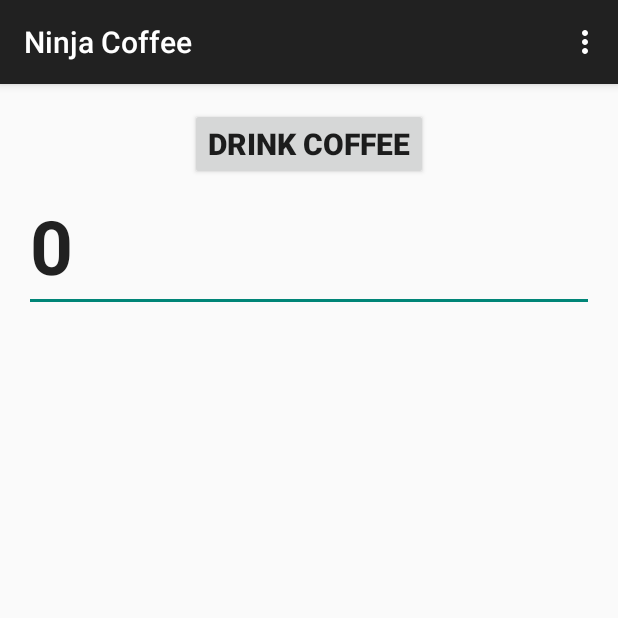
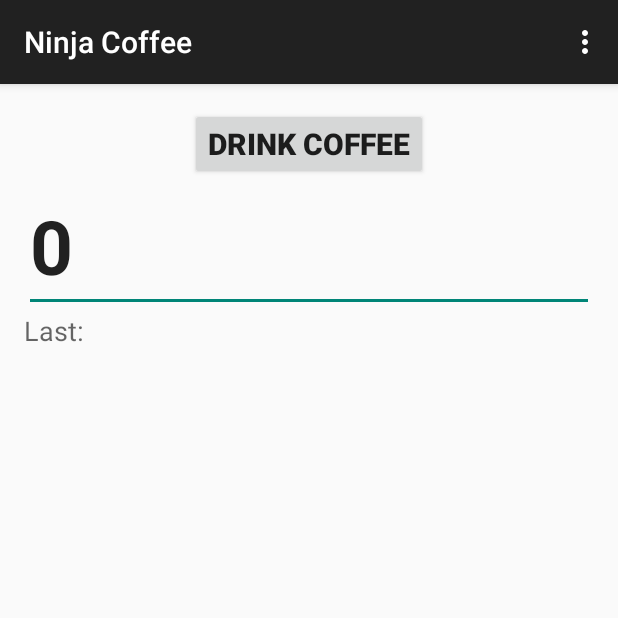
Before and after one commit to Ethon/Ninja-Coffee, an Android app: the screen it shows after launch (MainActivity), on a phone screen of 412 x 824 dp, the top half of it. Run offline under Robolectric (Android 15) with nearby library versions, the phone set to English and light mode, and no system bars.

Commit message:
#2: Added last change text field

```diff
--- a/app/src/main/java/ninja/wooo/ninjacoffee/MainActivity.java
+++ b/app/src/main/java/ninja/wooo/ninjacoffee/MainActivity.java
@@ -10,12 +10,24 @@ import android.view.Menu;
 import android.view.MenuItem;
 import android.view.View;
 import android.widget.EditText;
+import android.widget.TextView;
+
+import java.text.DateFormat;
+import java.text.SimpleDateFormat;
+import java.util.Date;
 
 
 public class MainActivity extends ActionBarActivity {
 
+    public static final String PREF_LAST_COFFEE_CHANGE = "lastCoffeeChange";
+    public static final String PREF_COFFEE_COUNT = "coffeeCount";
+
     private SharedPreferences sharedPreferences;
     private EditText editText;
+    private TextView lastChangeText;
+    // TODO: I've tried DateFormat.getDateTimeInstance(DateFormat.SHORT, DateFormat.SHORT) however this will always display the AM/PM in my emulator...
+    // So for now I simply formatted it this way:
+    private DateFormat lastChangeFormat = new SimpleDateFormat("yyyy.MM.dd HH:mm");
 
     @Override
     protected void onCreate(Bundle savedInstanceState) {
@@ -24,8 +36,15 @@ public class MainActivity extends ActionBarActivity {
 
         sharedPreferences = this.getSharedPreferences(getString(R.string.coffee_credit), Context.MODE_PRIVATE);
         editText = (EditText) findViewById(R.id.coffeeCreditField);
+        lastChangeText = (TextView) findViewById(R.id.lastChangeField);
 
-        editText.setText(sharedPreferences.getString("coffeeCount", "0"));
+
+        editText.setText(sharedPreferences.getString(PREF_COFFEE_COUNT, "0"));
+
+        Long lastCoffeeChange = sharedPreferences.getLong(PREF_LAST_COFFEE_CHANGE, 0L);
+        if (lastCoffeeChange != 0L) {
+            lastChangeText.setText(lastChangeFormat.format(new Date(lastCoffeeChange)));
+        }
 
         editText.addTextChangedListener(new TextWatcher() {
             @Override
@@ -39,12 +58,15 @@ public class MainActivity extends ActionBarActivity {
             @Override
             public void afterTextChanged(Editable s) {
                 SharedPreferences.Editor editor = sharedPreferences.edit();
-                if(!s.toString().trim().isEmpty()) {
-                    editor.putString("coffeeCount", s.toString());
+                if (!s.toString().trim().isEmpty()) {
+                    editor.putString(PREF_COFFEE_COUNT, s.toString());
                 } else {
-                    editor.putString("coffeeCount", "0");
+                    editor.putString(PREF_COFFEE_COUNT, "0");
                     editText.setText("0");
                 }
+                Date now = new Date();
+                editor.putLong(PREF_LAST_COFFEE_CHANGE, now.getTime());
+                lastChangeText.setText(lastChangeFormat.format(now));
                 editor.commit();
             }
         });
--- a/app/src/main/res/layout/activity_main.xml
+++ b/app/src/main/res/layout/activity_main.xml
@@ -36,5 +36,26 @@
             android:textAlignment="center"
             android:text="0" />
 
+        <FrameLayout
+            android:layout_width="match_parent"
+            android:layout_height="wrap_content"
+            android:layout_gravity="center_horizontal">
+
+            <TextView
+                android:layout_width="wrap_content"
+                android:layout_height="wrap_content"
+                android:textAppearance="?android:attr/textAppearanceMedium"
+                android:text="Last:"
+                android:id="@+id/textView"
+                android:layout_gravity="left|center_vertical" />
+
+            <TextView
+                android:layout_width="wrap_content"
+                android:layout_height="wrap_content"
+                android:textAppearance="?android:attr/textAppearanceMedium"
+                android:id="@+id/lastChangeField"
+                android:layout_gravity="center|right" />
+        </FrameLayout>
+
     </LinearLayout>
 </RelativeLayout>
```
